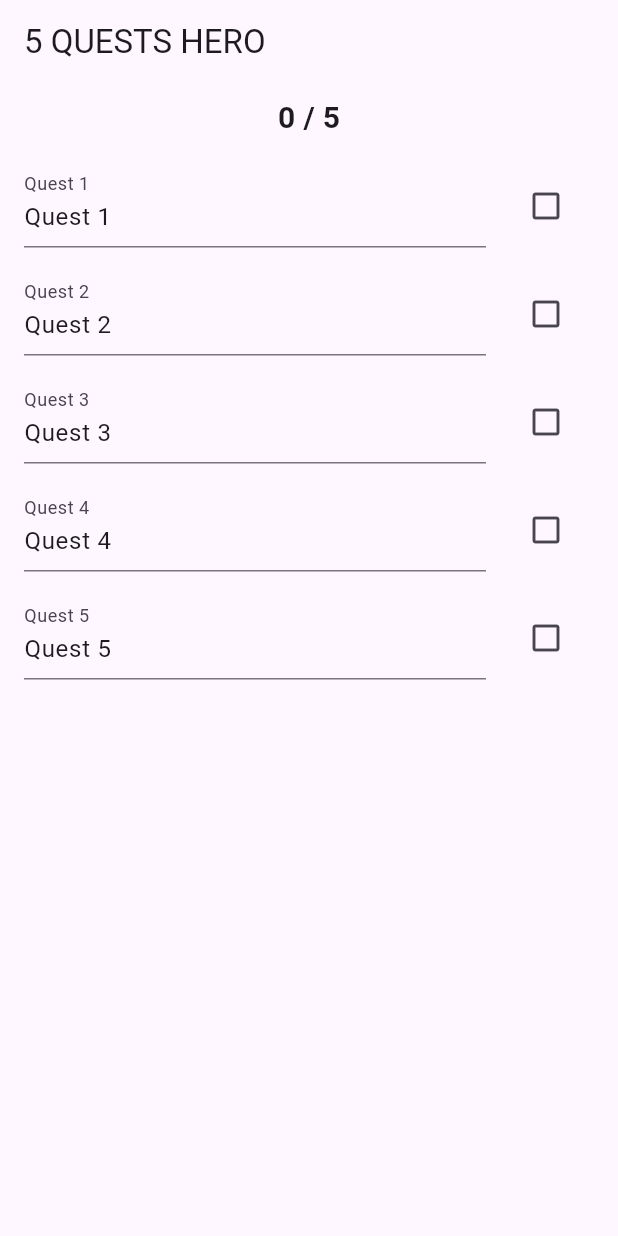
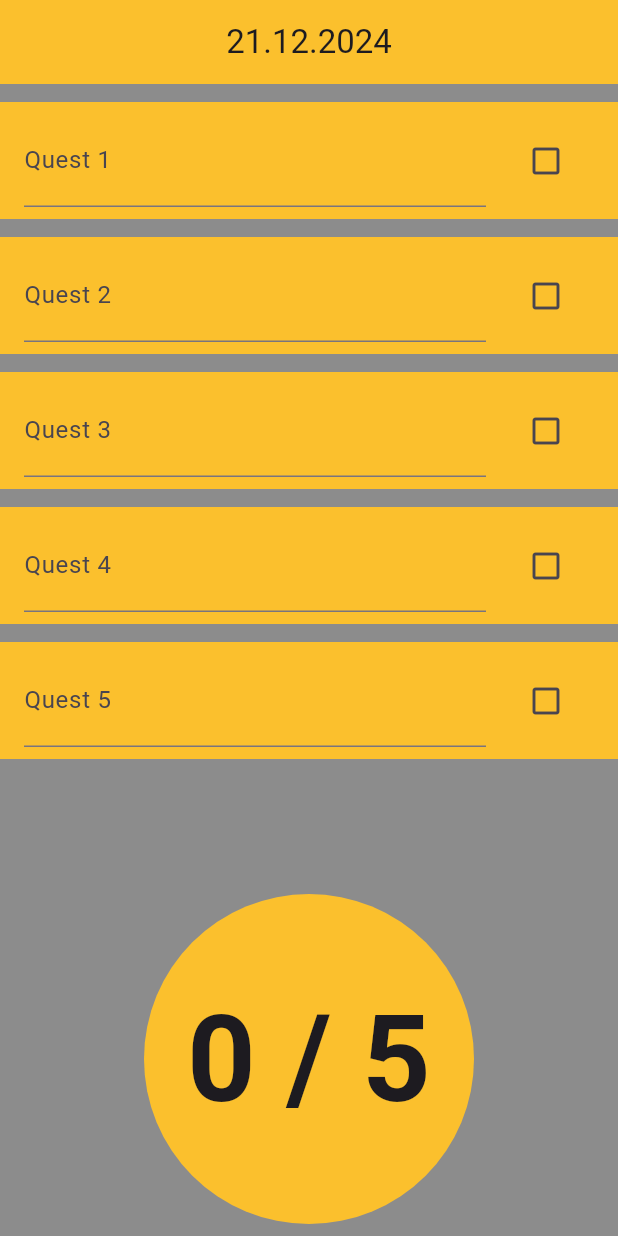
Before and after one commit to Maciej-6/five_quests, a Flutter app: the screen it shows after launch, on a phone screen of 412 x 824 dp. Run offline on Flutter 3.47's test engine with Material 3 defaults, Android fonts, the light colour scheme and no system bars; our stand-ins replace flutter_bloc.

Commit message:
home page ui edit

```diff
--- a/lib/main.dart
+++ b/lib/main.dart
@@ -17,7 +17,7 @@ class MyApp extends StatelessWidget {
     return MaterialApp(
       home: BlocProvider(
         create: (context) => QuestCubit(QuestUseCase()),
-        child: const HomePage(),
+        child: HomePage(),
       ),
     );
   }
--- a/lib/ui/pages/home_page.dart
+++ b/lib/ui/pages/home_page.dart
@@ -1,39 +1,29 @@
 import 'package:flutter/material.dart';
 import 'package:flutter_bloc/flutter_bloc.dart';
+import 'package:intl/intl.dart';
 import '../cubit/quest_cubit.dart';
 import '../cubit/quest_state.dart';
 import '../widgets/quest_list_item.dart';
 
 class HomePage extends StatelessWidget {
-  const HomePage({super.key});
+  HomePage({super.key});
+
+  final String formattedDate = DateFormat('dd.MM.yyyy').format(DateTime.now());
 
   @override
   Widget build(BuildContext context) {
     return Scaffold(
+      backgroundColor: Colors.black45,
       appBar: AppBar(
-        title: const Text('5 QUESTS HERO'),
+        backgroundColor: Colors.yellow[700],
+        title: Center(
+          child: Text(formattedDate),
+        ),
       ),
+      resizeToAvoidBottomInset: false,
       body: Column(
         children: [
-          Padding(
-            padding: const EdgeInsets.all(8),
-            child: BlocBuilder<QuestCubit, QuestState>(
-              builder: (context, state) {
-                if (state is QuestSuccess) {
-                  final completedCount =
-                      context.read<QuestCubit>().completedQuestCount();
-                  return Text(
-                    '$completedCount / 5',
-                    style: const TextStyle(
-                      fontSize: 20,
-                      fontWeight: FontWeight.bold,
-                    ),
-                  );
-                }
-                return Container();
-              },
-            ),
-          ),
+          const SizedBox(height: 12),
           Expanded(
             child: BlocBuilder<QuestCubit, QuestState>(
               builder: (context, state) {
@@ -43,11 +33,20 @@ class HomePage extends StatelessWidget {
                   );
                 } else if (state is QuestSuccess) {
                   final quests = state.quests;
-                  return ListView.builder(
-                    itemCount: quests.length,
-                    itemBuilder: (context, index) {
-                      return QuestListItem(index: index, quest: quests[index]);
-                    },
+                  return SingleChildScrollView(
+                    child: ListView.builder(
+                      shrinkWrap: true,
+                      physics: const NeverScrollableScrollPhysics(),
+                      itemCount: quests.length,
+                      itemBuilder: (context, index) {
+                        return Column(
+                          children: [
+                            QuestListItem(index: index, quest: quests[index]),
+                            const SizedBox(height: 12),
+                          ],
+                        );
+                      },
+                    ),
                   );
                 } else if (state is QuestError) {
                   return Center(
@@ -58,6 +57,35 @@ class HomePage extends StatelessWidget {
               },
             ),
           ),
+          Padding(
+            padding: const EdgeInsets.all(8),
+            child: Container(
+              width: 220,
+              height: 220,
+              decoration: BoxDecoration(
+                color: Colors.yellow[700],
+                shape: BoxShape.circle,
+              ),
+              child: Center(
+                child: BlocBuilder<QuestCubit, QuestState>(
+                  builder: (context, state) {
+                    if (state is QuestSuccess) {
+                      final completedCount =
+                          context.read<QuestCubit>().completedQuestCount();
+                      return Text(
+                        '$completedCount / 5',
+                        style: const TextStyle(
+                          fontSize: 80,
+                          fontWeight: FontWeight.bold,
+                        ),
+                      );
+                    }
+                    return Container();
+                  },
+                ),
+              ),
+            ),
+          ),
         ],
       ),
     );
--- a/lib/ui/widgets/quest_list_item.dart
+++ b/lib/ui/widgets/quest_list_item.dart
@@ -12,8 +12,12 @@ class QuestListItem extends StatelessWidget {
   @override
   Widget build(BuildContext context) {
     return ListTile(
+      tileColor: Colors.yellow[700],
       title: TextFormField(
-        initialValue: quest.title,
+        // initialValue: quest.title,
+        style: const TextStyle(
+          fontSize: 20,
+        ),
         decoration: InputDecoration(
           labelText: 'Quest ${index + 1}',
         ),
--- a/pubspec.yaml
+++ b/pubspec.yaml
@@ -18,6 +18,9 @@ dependencies:
   flutter_hooks: ^0.20.5
 
   freezed_annotation: ^2.0.3
+
+  intl: ^0.19.0
+  intl_utils: ^2.6.1
 
 dev_dependencies:
   flutter_test:
```
Also changed, not shown: pubspec.lock.
